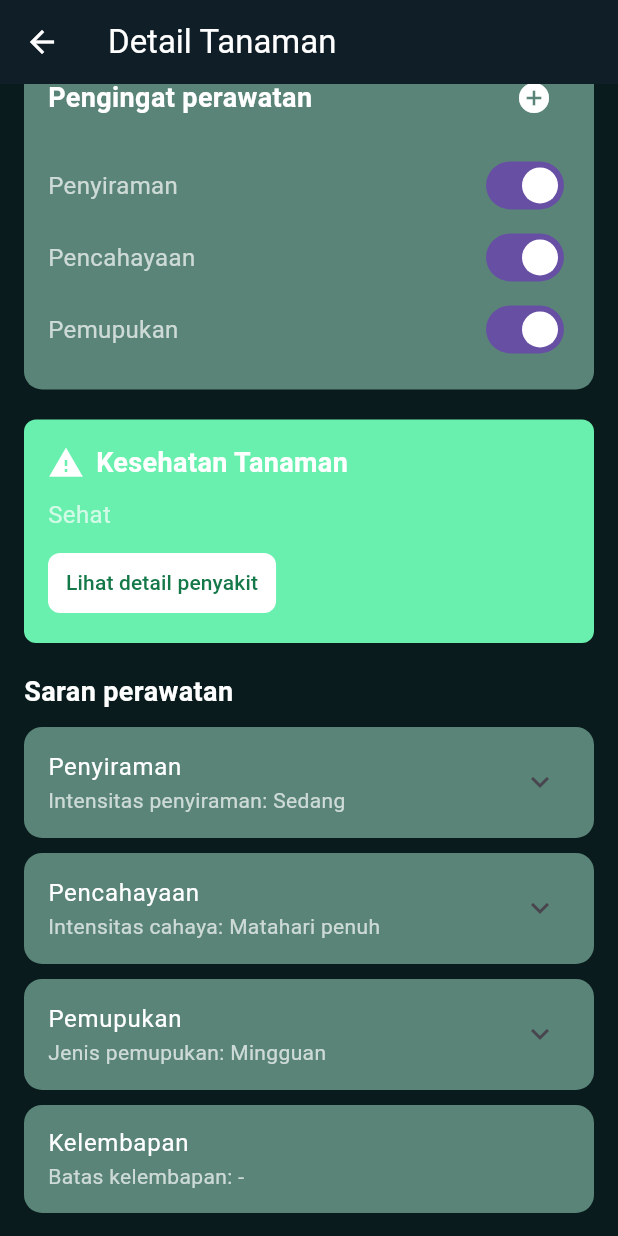
After one commit to irfannhkm/Tomat-In-PBL, a Flutter app: the PlantDetailScreen screen opened directly, scrolled down 713 dp, after a tap on the "add circle" icon, on a phone screen of 412 x 824 dp. The commit adds this screen. Run offline on Flutter 3.47's test engine with Material 3 defaults, Android fonts, the light colour scheme and no system bars; our stand-ins replace go_router; network calls fail.

Commit message:
Add detail plant collection

```diff
--- a/mobile/flutter_app/lib/pages/plantcollection_screen.dart
+++ b/mobile/flutter_app/lib/pages/plantcollection_screen.dart
@@ -1,4 +1,5 @@
 import 'package:flutter/material.dart';
+import 'plantdetail_screen.dart'; // Import halaman detail
 
 class PlantCollectionScreen extends StatelessWidget {
   const PlantCollectionScreen({super.key});
@@ -6,7 +7,7 @@ class PlantCollectionScreen extends StatelessWidget {
   @override
   Widget build(BuildContext context) {
     return Scaffold(
-      backgroundColor: const Color(0xFF191d26),
+      backgroundColor: const Color(0x191D26),
       body: SafeArea(
         child: Padding(
           padding: const EdgeInsets.all(20.0),
@@ -38,16 +39,38 @@ class PlantCollectionScreen extends StatelessWidget {
               const SizedBox(height: 20),
               Expanded(
                 child: ListView(
-                  children: const [
+                  children: [
                     PlantCard(
                       plantName: 'Tomat 1',
                       status: 'Sehat',
-                      color: Color(0xFF0B2B26),
+                      color: const Color(0xFF0B2B26),
+                      onTap: () {
+                        Navigator.push(
+                          context,
+                          MaterialPageRoute(
+                            builder: (context) => const PlantDetailScreen(
+                              plantName: 'Tomat 1',
+                              status: 'Sehat',
+                            ),
+                          ),
+                        );
+                      },
                     ),
                     PlantCard(
                       plantName: 'Tomat 2',
                       status: 'Tidak Sehat',
-                      color: Color(0x745E1C1C),
+                      color: const Color(0x745E1C1C),
+                      onTap: () {
+                        Navigator.push(
+                          context,
+                          MaterialPageRoute(
+                            builder: (context) => const PlantDetailScreen(
+                              plantName: 'Tomat 2',
+                              status: 'Tidak Sehat',
+                            ),
+                          ),
+                        );
+                      },
                     ),
                   ],
                 ),
@@ -104,16 +127,21 @@ class PlantCard extends StatelessWidget {
   final String plantName;
   final String status;
   final Color color;
+  final VoidCallback onTap;
 
-  const PlantCard(
-      {super.key,
+  const PlantCard({
+    super.key,
     required this.plantName,
     required this.status,
-      required this.color});
+    required this.color,
+    required this.onTap,
+  });
 
   @override
   Widget build(BuildContext context) {
-    return Card(
+    return GestureDetector(
+      onTap: onTap,
+      child: Card(
         color: color,
         margin: const EdgeInsets.all(8.0),
         shape: RoundedRectangleBorder(
@@ -142,6 +170,7 @@ class PlantCard extends StatelessWidget {
             ),
           ),
         ),
+      ),
     );
   }
 }
--- /dev/null
+++ b/mobile/flutter_app/lib/pages/plantdetail_screen.dart
@@ -0,0 +1,269 @@
+import 'package:flutter/material.dart';
+
+class PlantDetailScreen extends StatefulWidget {
+  final String plantName;
+  final String status;
+
+  const PlantDetailScreen({super.key, required this.plantName, required this.status});
+
+  @override
+  _PlantDetailScreenState createState() => _PlantDetailScreenState();
+}
+
+class _PlantDetailScreenState extends State<PlantDetailScreen> {
+  @override
+  Widget build(BuildContext context) {
+    return Scaffold(
+      backgroundColor: const Color.fromARGB(255, 9, 27, 28),
+      appBar: AppBar(
+        backgroundColor: const Color.fromARGB(255, 9, 27, 28),
+        leading: IconButton(
+          icon: const Icon(Icons.arrow_back, color: Colors.white),
+          onPressed: () {
+            Navigator.pop(context);
+          },
+        ),
+        title: const Text('Detail Tanaman'),
+        foregroundColor: Colors.white,
+      ),
+      body: SingleChildScrollView(
+        child: Padding(
+          padding: const EdgeInsets.all(16.0),
+          child: Column(
+            crossAxisAlignment: CrossAxisAlignment.start,
+            children: [
+              Center(
+                child: Column(
+                  children: [
+                    const SizedBox(height: 10),
+
+                    ClipRRect(
+                      borderRadius: BorderRadius.circular(30), // Atur radius sesuai keinginan
+                      child: Image.asset(
+                        'assets/tomato.png', // Pastikan path sesuai dengan lokasi gambar Anda
+                        fit: BoxFit.cover,   // Gambar menyesuaikan container dengan mengisi ruang
+                        width: MediaQuery.of(context).size.width * 0.9, // Lebar gambar
+                        height: MediaQuery.of(context).size.height * 0.4, // Tinggi gambar
+                      ),
+                    ),
+
+                    const SizedBox(height: 20),
+                    const CircleAvatar(
+                      radius: 80,
+                      backgroundImage: NetworkImage(
+                        'https://via.placeholder.com/300', // Link gambar
+                      ),
+                    ),
+                    const SizedBox(height: 20),
+                    // Nama tanaman
+                    Text(
+                      widget.plantName,
+                      style: const TextStyle(
+                        color: Colors.white,
+                        fontSize: 24,
+                        fontWeight: FontWeight.bold,
+                      ),
+                    ),
+                    // Jenis tanaman
+                    const Text(
+                      'Vegetables',
+                      style: TextStyle(color: Colors.white54, fontSize: 16),
+                    ),
+                  ],
+                ),
+              ),
+              const SizedBox(height: 20),
+
+              // Tanggal dan lokasi
+              const Row(
+                mainAxisAlignment: MainAxisAlignment.spaceBetween,
+                children: [
+                  Text(
+                    '1 September 2024',
+                    style: TextStyle(color: Colors.white54),
+                  ),
+                  Text(
+                    'Back Yard',
+                    style: TextStyle(color: Colors.white54),
+                  ),
+                ],
+              ),
+              const SizedBox(height: 30),
+
+              // Pengingat perawatan
+              _buildReminderBox(),
+
+              const SizedBox(height: 20),
+
+              // Kesehatan tanaman
+              _buildHealthStatusBox(),
+
+              const SizedBox(height: 20),
+
+              // Saran perawatan
+              const Text(
+                'Saran perawatan',
+                style: TextStyle(
+                    color: Colors.white, fontSize: 18, fontWeight: FontWeight.bold),
+              ),
+              const SizedBox(height: 10),
+              _buildExpandableTile(
+                'Penyiraman',
+                'Intensitas penyiraman: Sedang',
+                'Penyiraman yang cukup akan memastikan tanaman tetap tumbuh subur. Lakukan penyiraman secara berkala tergantung kondisi cuaca.',
+              ),
+              const SizedBox(height: 10),
+              _buildExpandableTile(
+                'Pencahayaan',
+                'Intensitas cahaya: Matahari penuh',
+                'Tomat membutuhkan pencahayaan penuh dari sinar matahari selama 6-8 jam per hari untuk fotosintesis yang optimal.',
+              ),
+              const SizedBox(height: 10),
+              _buildExpandableTile(
+                'Pemupukan',
+                'Jenis pemupukan: Mingguan',
+                'Pemupukan dilakukan setiap minggu menggunakan pupuk organik untuk menunjang pertumbuhan tanaman.',
+              ),
+              const SizedBox(height: 10),
+              _buildDetailTile('Kelembapan', 'Batas kelembapan: -'),
+
+            ],
+          ),
+        ),
+      ),
+    );
+  }
+
+  // Fungsi untuk membuat kotak pengingat perawatan
+  Widget _buildReminderBox() {
+    return Container(
+      padding: const EdgeInsets.all(16.0),
+      decoration: BoxDecoration(
+        color: const Color.fromARGB(255, 89, 132, 119),
+        borderRadius: BorderRadius.circular(12),
+      ),
+      child: Column(
+        crossAxisAlignment: CrossAxisAlignment.start,
+        children: [
+          Row(
+            mainAxisAlignment: MainAxisAlignment.spaceBetween,
+            children: [
+              const Text(
+                'Pengingat perawatan',
+                style: TextStyle(
+                  color: Colors.white,
+                  fontSize: 18,
+                  fontWeight: FontWeight.bold,
+                ),
+              ),
+              IconButton(
+                icon: const Icon(Icons.add_circle, color: Colors.white),
+                onPressed: () {},
+              ),
+            ],
+          ),
+          const SizedBox(height: 10),
+          _buildToggleSwitch('Penyiraman'),
+          _buildToggleSwitch('Pencahayaan'),
+          _buildToggleSwitch('Pemupukan'),
+        ],
+      ),
+    );
+  }
+
+  // Fungsi untuk membuat kotak status kesehatan tanaman
+  Widget _buildHealthStatusBox() {
+    return Container(
+      padding: const EdgeInsets.all(16.0),
+      decoration: BoxDecoration(
+        color: widget.status.toLowerCase() == 'sehat'
+            ? Colors.greenAccent
+            : Colors.redAccent,
+        borderRadius: BorderRadius.circular(8.0),
+      ),
+      child: Column(
+        crossAxisAlignment: CrossAxisAlignment.start,
+        children: [
+          const Row(
+            children: [
+              Icon(Icons.warning, color: Colors.white),
+              SizedBox(width: 8),
+              Text(
+                'Kesehatan Tanaman',
+                style: TextStyle(
+                  color: Colors.white,
+                  fontSize: 18,
+                  fontWeight: FontWeight.bold,
+                ),
+              ),
+            ],
+          ),
+          const SizedBox(height: 10),
+          Text(
+            widget.status,
+            style: const TextStyle(color: Colors.white70, fontSize: 16),
+          ),
+          const SizedBox(height: 10),
+          TextButton(
+            onPressed: () {},
+            style: TextButton.styleFrom(
+              foregroundColor: widget.status.toLowerCase() == 'sehat'
+                  ? const Color.fromARGB(255, 20, 120, 72)
+                  : Colors.redAccent,
+              backgroundColor: Colors.white,
+              shape: RoundedRectangleBorder(
+                borderRadius: BorderRadius.circular(8),
+              ),
+            ),
+            child: const Text('Lihat detail penyakit'),
+          ),
+        ],
+      ),
+    );
+  }
+  // Fungsi untuk membuat toggle switch
+  Widget _buildToggleSwitch(String label) {
+    return Row(
+      mainAxisAlignment: MainAxisAlignment.spaceBetween,
+      children: [
+        Text(label, style: const TextStyle(color: Colors.white70, fontSize: 16)),
+        Switch(value: true, onChanged: (value) {}),
+      ],
+    );
+  }
+
+  // Fungsi untuk membuat expandable tile
+  Widget _buildExpandableTile(String title, String subtitle, String content) {
+    return Container(
+      decoration: BoxDecoration(
+        color: const Color.fromARGB(255, 89, 132, 119),
+        borderRadius: BorderRadius.circular(12),
+      ),
+      child: ExpansionTile(
+        title: Text(title, style: const TextStyle(color: Colors.white, fontSize: 16)),
+        subtitle: Text(subtitle, style: const TextStyle(color: Colors.white70)),
+        iconColor: Colors.white,
+        children: [
+          Padding(
+            padding: const EdgeInsets.symmetric(horizontal: 16.0, vertical: 8.0),
+            child: Text(content, style: const TextStyle(color: Colors.white70)),
+          ),
+        ],
+      ),
+    );
+  }
+
+  // Fungsi untuk membuat detail tile (non-expandable)
+  Widget _buildDetailTile(String title, String description) {
+    return Container(
+      decoration: BoxDecoration(
+        color: const Color.fromARGB(255, 89, 132, 119),
+        borderRadius: BorderRadius.circular(12),
+      ),
+      child: ListTile(
+        title: Text(title, style: const TextStyle(color: Colors.white, fontSize: 16)),
+        subtitle: Text(description, style: const TextStyle(color: Colors.white70)),
+      ),
+    );
+  }
+}
--- a/mobile/flutter_app/pubspec.yaml
+++ b/mobile/flutter_app/pubspec.yaml
@@ -63,6 +63,7 @@ flutter:
   # To add assets to your application, add an assets section, like this:
   assets:
     - assets/
+    - assets/tomato.png
   #   - images/a_dot_ham.jpeg
 
   # An image asset can refer to one or more resolution-specific "variants", see
```
Also changed, not shown: mobile/flutter_app/assets/tomato.png (added). Lines whose indentation alone changed are shown as unchanged.
